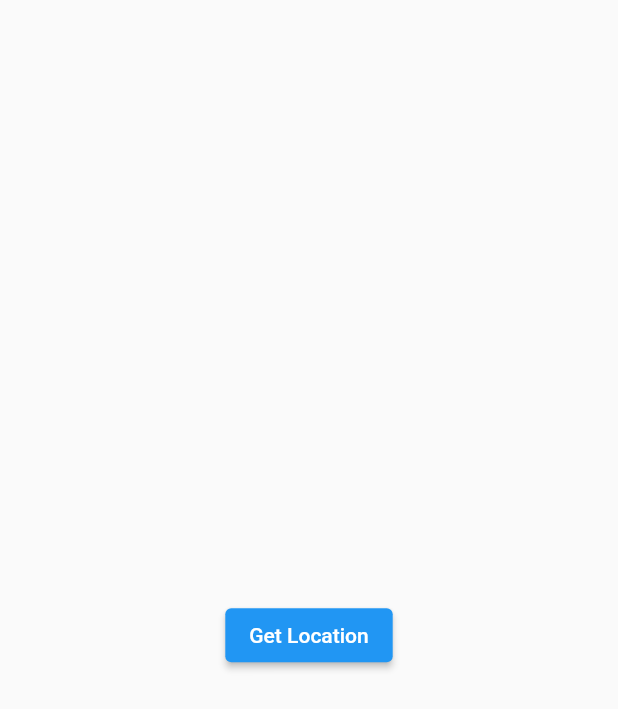
After one commit to MubashirPv/Flutter-Package-Tester, a Flutter app: the GeoLocator screen opened directly, on a phone screen of 412 x 824 dp. The commit adds this screen. Shown: the top 709 px of the screen. Run offline on Flutter 3.47's test engine with Material 2 defaults, Android fonts, the light colour scheme and no system bars; our stand-ins replace device_info_plus, font_awesome_flutter, geolocator, google_fonts.

Commit message:
gpslocator added

```diff
--- /dev/null
+++ b/lib/packages/geolocator.dart
@@ -0,0 +1,53 @@
+import 'package:flutter/material.dart';
+import 'package:geolocator/geolocator.dart';
+
+class GeoLocator extends StatefulWidget {
+  const GeoLocator({super.key});
+
+  @override
+  State<GeoLocator> createState() => _GeoLocatorState();
+}
+
+class _GeoLocatorState extends State<GeoLocator> {
+  String _locationMessage = '';
+  Future<void> getLocation() async {
+    await Geolocator.checkPermission();
+    await Geolocator.requestPermission();
+    try {
+      Position position = await Geolocator.getCurrentPosition(
+          desiredAccuracy: LocationAccuracy.low);
+      setState(() {
+        _locationMessage =
+            'Latitude: ${position.latitude}, Longitude: ${position.longitude}';
+      });
+    } catch (e) {
+      setState(() {
+        _locationMessage = 'Failed to get location: $e';
+      });
+    }
+  }
+
+  @override
+  Widget build(BuildContext context) {
+    return Scaffold(
+      body: Center(
+        child: Column(
+          mainAxisAlignment: MainAxisAlignment.center,
+          children: [
+            Text(
+              _locationMessage,
+              style: const TextStyle(fontSize: 20),
+              textAlign: TextAlign.center,
+            ),
+            ElevatedButton(
+              onPressed: () {
+                getLocation();
+              },
+              child: const Text('Get Location'),
+            ),
+          ],
+        ),
+      ),
+    );
+  }
+}
--- a/pubspec.yaml
+++ b/pubspec.yaml
@@ -39,6 +39,7 @@ dependencies:
   font_awesome_flutter: ^10.4.0
   # battery_plus: ^4.0.1
   device_info_plus: ^9.0.2
+  geolocator: ^9.0.2
 
 
 dev_dependencies:
```
Also changed, not shown: lib/home_screen.dart (+5 -4 lines), pubspec.lock, 5 other files.
